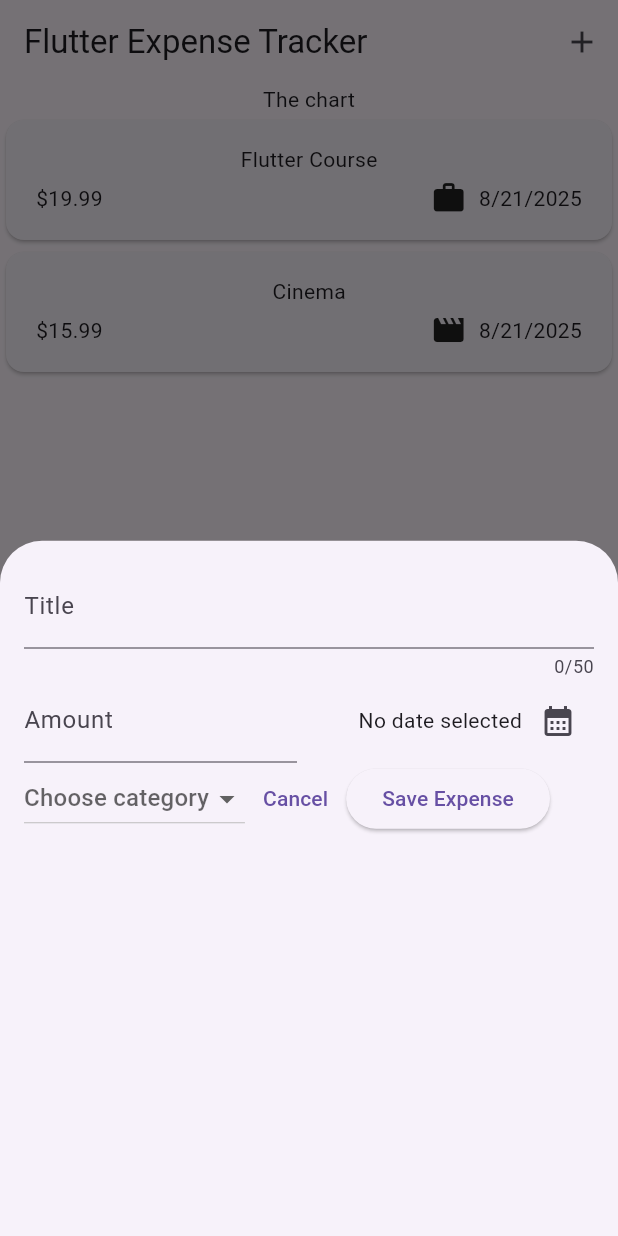
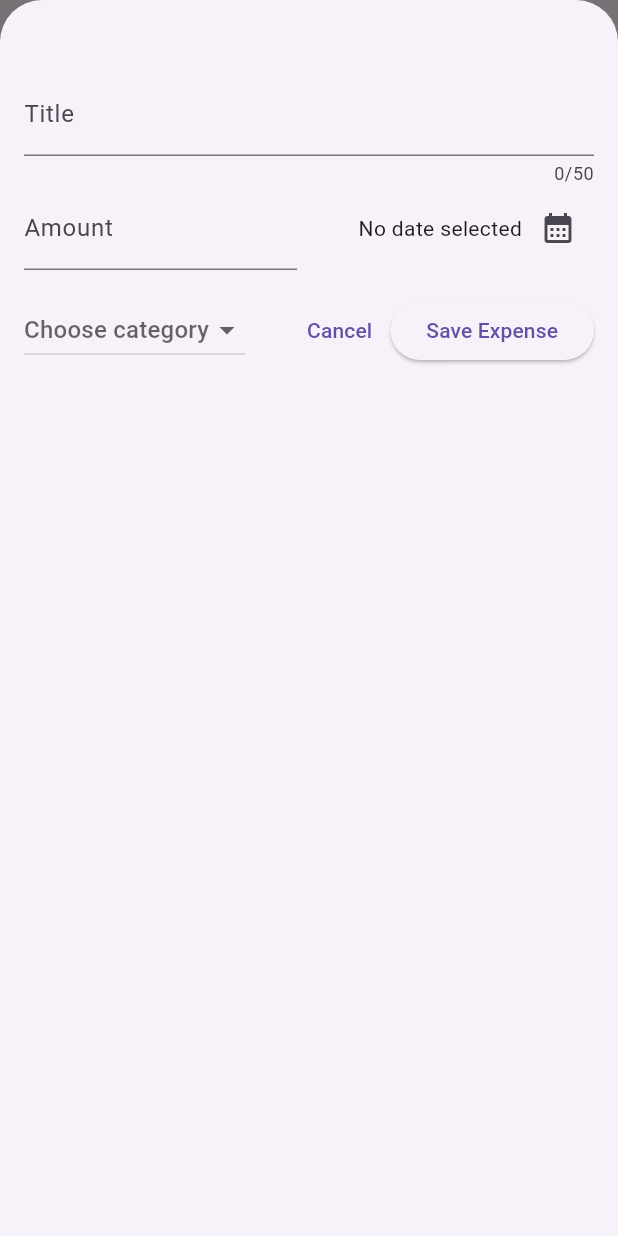
Before and after one commit to denickman/ExpensesTrackApp, a Flutter app: the screen it shows after launch, after a tap on the "add" icon, on a phone screen of 412 x 824 dp. Run offline on Flutter 3.47's test engine with Material 3 defaults, Android fonts, the phone set to English and light mode, and no system bars.

Commit message:
Add onAddExpense feature

```diff
--- a/lib/models/expense.dart
+++ b/lib/models/expense.dart
@@ -5,6 +5,11 @@ import 'package:intl/intl.dart';
 final formatter = DateFormat.yMd();
 final uuid = Uuid();
 
+/*
+.values → список (List) всех значений перечисления, в порядке их объявления.
+.name → строковое имя константы (как она записана в коде).
+.index → порядковый номер (начиная с 0).
+*/
 enum Category {
   food, travel, leisure, work
 }
--- a/lib/widgets/expenses.dart
+++ b/lib/widgets/expenses.dart
@@ -16,14 +16,23 @@ class Expenses extends StatefulWidget {
 }
 
 class _ExpensesState extends State<Expenses> {
-
   // when you extends class from State flutter automatically add a context property
   // to your class behind the scenes
   // context - an object of meta data collections
 
   // Methods
   void _openAddExpenseOverlay() {
-    showModalBottomSheet(context: context, builder: (ctx) => const NewExpense());
+    showModalBottomSheet(
+      isScrollControlled: true, // modal widget will take full size of the screen to present
+      context: context,
+      builder: (ctx) => NewExpense(onAddExpense: _addExpense),
+    );
+  }
+
+  void _addExpense(Expense expense) {
+    setState(() {
+      _registeredExpenses.add(expense);
+    });
   }
 
   // Mock Data
@@ -51,8 +60,8 @@ class _ExpensesState extends State<Expenses> {
         actions: [
           IconButton(
             onPressed: _openAddExpenseOverlay,
-            icon: const Icon(Icons.add)
-            ),
+            icon: const Icon(Icons.add),
+          ),
         ],
       ),
       /*
--- a/lib/widgets/new_expense.dart
+++ b/lib/widgets/new_expense.dart
@@ -2,7 +2,20 @@ import 'package:flutter/material.dart';
 import 'package:third_app/models/expense.dart';
 
 class NewExpense extends StatefulWidget {
-  const NewExpense({super.key});
+  /*
+  Все поля, которые ты передаёшь в конструктор NewExpense, хранятся внутри объекта widget.
+  Это специальное свойство, которое Flutter автоматически предоставляет в каждом классе State.
+
+  State отделён от Widget.
+  Поэтому всё, что передано в конструктор NewExpense, доступно внутри State только через widget.
+
+  widget в классе State — это ссылка на сам StatefulWidget (NewExpense).
+  Через него мы получаем доступ к параметрам конструктора (onAddExpense, key, и т.п.),
+  которые были переданы при создании виджета.
+  */
+  const NewExpense({super.key, required this.onAddExpense});
+
+  final void Function(Expense expense) onAddExpense;
 
   @override
   State<NewExpense> createState() {
@@ -58,12 +71,56 @@ class _NewExpenseState extends State<NewExpense> {
     });
   }
 
+  void _submitExpenseData() {
+    final enteredAmount = double.tryParse(
+      _amountController.text,
+    ); // tryParse("abc") => null
+    final amountIsInvalid = enteredAmount == null || enteredAmount <= 0;
+    if (_titleController.text.trim().isEmpty ||
+        amountIsInvalid ||
+        _selectedDate == null ||
+        _selectedCategory == null) {
+      // show error message
+      showDialog(
+        context: context,
+        builder: (ctx) => AlertDialog(
+          title: Text('Invalid input'),
+          content: const Text(
+            'Please make sure a valid title, amount, date and category was entered...',
+          ),
+          actions: [
+            TextButton(
+              onPressed: () {
+                Navigator.pop(ctx);
+              },
+              child: const Text('Okay'),
+            ),
+          ],
+        ),
+      );
+      return;
+    }
+
+    // proceed if all required data exist
+
+    widget.onAddExpense(
+      Expense(
+        title: _titleController.text,
+        amount: enteredAmount,
+        date: _selectedDate!,
+        category: _selectedCategory!,
+      ),
+    );
+
+     Navigator.pop(context);
+  }
+
   // Lifecycle
 
   @override
   Widget build(BuildContext context) {
     return Padding(
-      padding: const EdgeInsets.all(16),
+      padding: const EdgeInsets.fromLTRB(16, 48, 16, 16),
       child: Column(
         children: [
           TextField(
@@ -114,29 +171,36 @@ class _NewExpenseState extends State<NewExpense> {
             ],
           ),
 
+          const SizedBox(height: 16),
+
           Row(
             children: [
-
               DropdownButton(
                 value: _selectedCategory, // if null we see hint
                 hint: const Text("Choose category"),
                 items: Category.values
-                .map( // map - always retur iterable
+                    .map(
+                      // map - always retur iterable
                       (categoryItem) => DropdownMenuItem(
                         value: categoryItem,
                         child: Text(
-                    categoryItem.name.toString(),
+                          categoryItem.name
+                              .toUpperCase(), // .toString() returns "Category.food"
                         ),
                       ),
-                ).toList(),
+                    )
+                    .toList(),
                 onChanged: (value) {
+                  // if (value == null) {
+                  //   return;
+                  // }
                   setState(() {
                     _selectedCategory = value;
                   });
-                }),
+                },
+              ),
 
-
-
+              const Spacer(),
 
               TextButton(
                 onPressed: () {
@@ -146,10 +210,7 @@ class _NewExpenseState extends State<NewExpense> {
               ),
 
               ElevatedButton(
-                onPressed: () {
-                  print(_titleController.text);
-                  print(_amountController.text);
-                },
+                onPressed: _submitExpenseData,
                 child: Text('Save Expense'),
               ),
             ],
```
Lines whose indentation alone changed are shown as unchanged.
